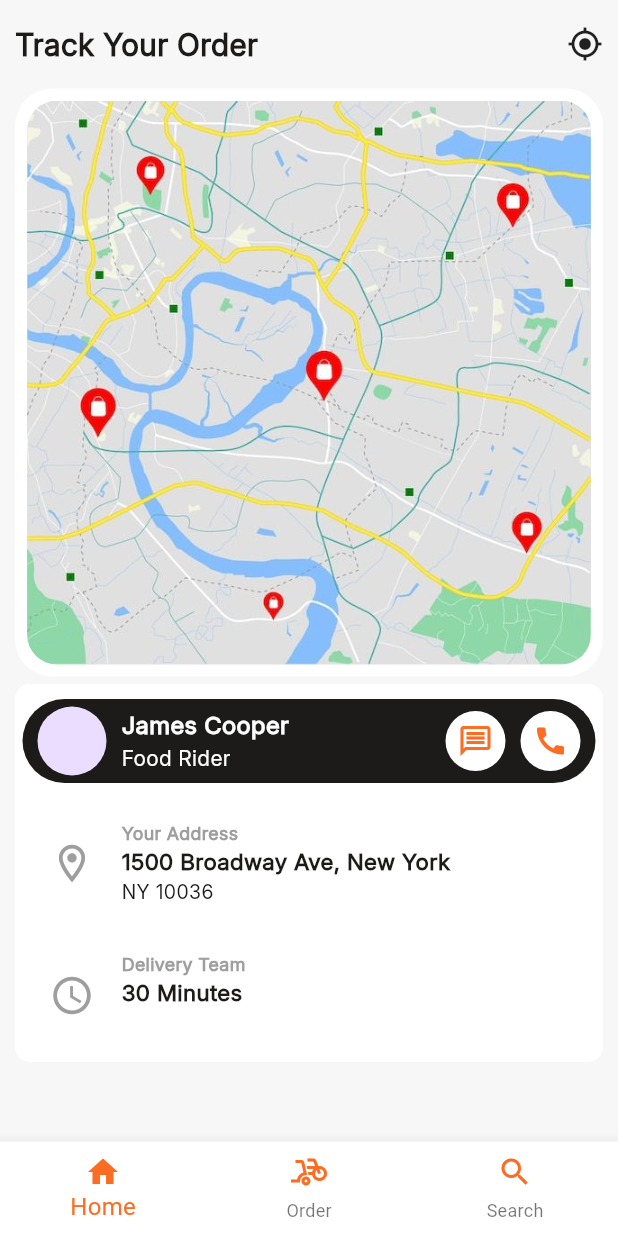
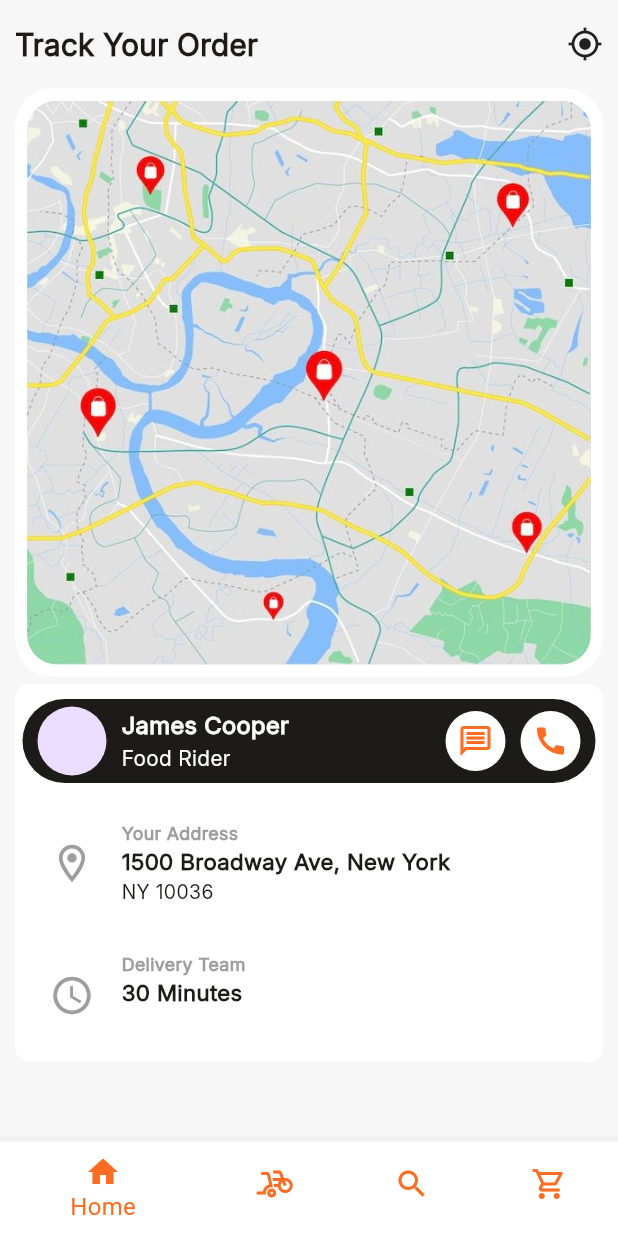
Before and after one commit to Asuraking913/chefgods, a Flutter app: the Order screen opened by its route, on a phone screen of 412 x 824 dp. Run offline on Flutter 3.47's test engine with Material 3 defaults, Android fonts, the phone set to English and light mode, and no system bars; our stand-ins replace carousel_slider, flutter_riverpod.

Commit message:
update: added cart page, fixing bottom bar issue

```diff
--- a/lib/components/nav_bar.dart
+++ b/lib/components/nav_bar.dart
@@ -16,6 +16,8 @@ class BottomNavigation extends ConsumerWidget {
       currentIndex: current_index,
       selectedFontSize: 16 ,
       selectedItemColor: colorclass.primary,
+      unselectedFontSize: 16,
+      unselectedItemColor: colorclass.secondary,
       onTap: (index){
           ref.watch(providerName.notifier).state = index;
           switch(index) {
@@ -54,6 +56,11 @@ class BottomNavigation extends ConsumerWidget {
     					label: "Search",
     					backgroundColor: colorclass.white
     				),
+          BottomNavigationBarItem(
+              icon: Icon(Icons.shopping_cart_outlined, color: colorclass.primary,),
+              label: "Search",
+              backgroundColor: colorclass.white
+            ),
 
     		],
     	);
--- a/lib/main.dart
+++ b/lib/main.dart
@@ -1,3 +1,4 @@
+import 'package:chefgods/pages/card.dart';
 import 'package:chefgods/pages/login_signup.dart';
 import 'package:chefgods/pages/order.dart';
 import 'package:chefgods/pages/search.dart';
@@ -14,7 +15,7 @@ void main () => runApp(
 
     ProviderScope(
       child: MaterialApp(
-          initialRoute: "/auth",
+          initialRoute: "/cart",
           routes: {
 
               '/' : (context) => Loading(),
@@ -23,7 +24,8 @@ void main () => runApp(
               '/step_one' : (context) => StepOne(),
               '/step_two' : (context) => StepTwo(),
               '/search' : (context) => SearchPage(),
-              '/auth' : (context) => LoginOrRegisterPage()
+              '/auth' : (context) => LoginOrRegisterPage(),
+              '/cart' : (context) => CartPage()
             }
         ),
     )
```
Also changed, not shown: lib/pages/card.dart (added, +20 -0 lines).
